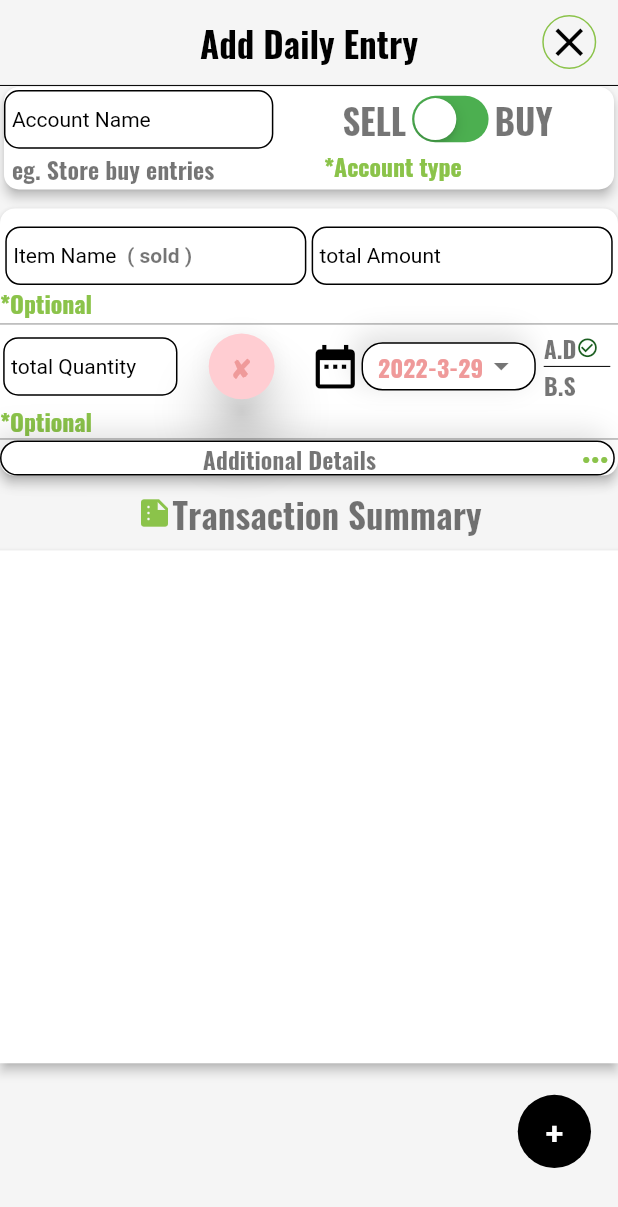
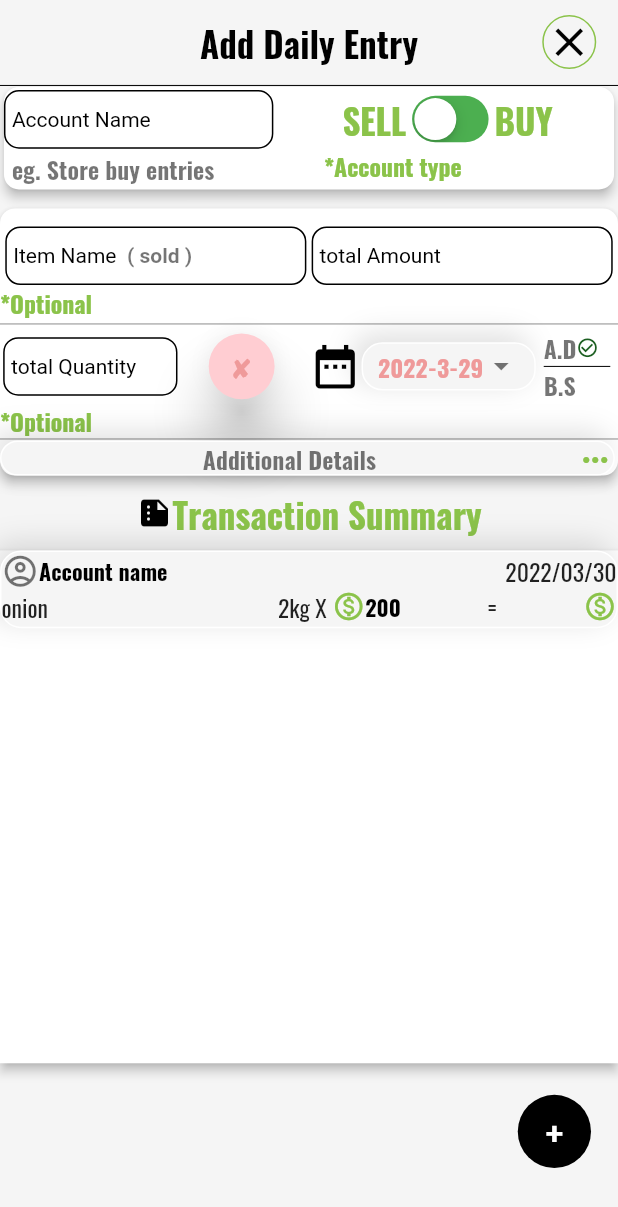
Before and after one commit to bikashbbb/hisabKitabh, a Flutter app: the CreateEntry screen opened directly, on a phone screen of 412 x 824 dp. Shown: the top 1207 px of the screen. Run offline on Flutter 3.47's test engine with Material 2 defaults, Android fonts, the phone set to English and light mode, and no system bars; our stand-ins replace connectivity_plus, flutter_screenutil, get, hive, hive_flutter; missing offline and left inert: nepali_date_picker; accounts and stored records are empty.

```diff
--- a/lib/main.dart
+++ b/lib/main.dart
@@ -25,9 +25,7 @@ Future<Box> hiveInitializer() async {
 }
 
 void loginValidator(Box box) {
-  if (box.isEmpty) {
-    runApp(const MyApp());
-  }
+  runApp(const MyApp());
 }
 
 class MyApp extends StatelessWidget {
--- a/lib/palette/commonWidgets/buttons/buttons.dart
+++ b/lib/palette/commonWidgets/buttons/buttons.dart
@@ -34,7 +34,7 @@ Widget dailyEntryButton() {
     child: Text(
       "entryb".tr,
       style: TextStyle(
-          color: Colors.red[300], fontSize: 16.sp, fontWeight: FontWeight.bold),
+          color: darkBlack, fontSize: 16.sp, fontWeight: FontWeight.bold),
     ),
   );
 }
--- a/lib/palette/commonWidgets/buttons/expandedtile.dart
+++ b/lib/palette/commonWidgets/buttons/expandedtile.dart
@@ -1,6 +1,9 @@
 import 'package:app/palette/styles/colors.dart';
 import 'package:app/palette/styles/decorations.dart';
+import 'package:app/palette/styles/textstyles.dart';
+import 'package:app/screens/dataentry/model/datamodel.dart';
 import 'package:flutter/material.dart';
+import 'package:flutter_screenutil/flutter_screenutil.dart';
 
 // complete it today and curve container
 class CustomTile extends StatefulWidget {
@@ -98,3 +101,99 @@ class _CustomTileState extends State<CustomTile> {
     istileopen.value = !istileopen.value;
   }
 }
+
+class InfoTile extends StatelessWidget {
+  final Transaction object;
+  InfoTile(this.object, {Key? key}) : super(key: key);
+
+  final Icon moneyI = Icon(
+    Icons.monetization_on_outlined,
+    color: iconGreen,
+    size: 22,
+  );
+
+  @override
+  Widget build(BuildContext context) {
+    return Container(
+      //color: secondaryC,
+      height: 53.h,
+      // border
+      decoration: entryButton,
+
+      child: Column(
+        crossAxisAlignment: CrossAxisAlignment.start,
+        children: [
+          Row(
+            mainAxisAlignment: MainAxisAlignment.start,
+            children: [
+              Icon(
+                Icons.account_circle_outlined,
+                color: black,
+                size: 25,
+              ),
+              SizedBox(
+                width: 260.w,
+                child: Text(
+                  "Account name",
+                  style: inputStyle,
+                  overflow: TextOverflow.ellipsis,
+                  maxLines: 1,
+                ),
+              ),
+              const Expanded(child: Text("")),
+              Text(
+                "2022/03/30",
+                style: subTitle,
+              )
+            ],
+          ),
+          Row(
+            mainAxisAlignment: MainAxisAlignment.spaceBetween,
+            children: [
+              SizedBox(
+                width: 120.w,
+                child: Text(
+                  "onion",
+                  style: subTitle,
+                  maxLines: 1,
+                ),
+              ),
+              SizedBox(
+                child: Row(
+                  mainAxisAlignment: MainAxisAlignment.start,
+                  children: [
+                    Text(
+                      "2kg X ",
+                      style: subTitle,
+                    ),
+                    moneyI,
+                    Text(
+                      "200",
+                      style: inputStyle,
+                    )
+                  ],
+                ),
+              ),
+              Text(
+                "=",
+                style: subTitle,
+              ),
+              SizedBox(
+                child: Row(
+                  mainAxisAlignment: MainAxisAlignment.start,
+                  children: [
+                    moneyI,
+                    Text(
+                      "",
+                      style: subTitle,
+                    )
+                  ],
+                ),
+              )
+            ],
+          )
+        ],
+      ),
+    );
+  }
+}
--- a/lib/palette/commonWidgets/constants/dropdowncons.dart
+++ b/lib/palette/commonWidgets/constants/dropdowncons.dart
@@ -1,3 +1,5 @@
 String initialitem = "plate";
 List<String> itemlist = ["Kg", "gram", "Litre", "Item", "plate"];
 List<String> allfilenames = ["record datas", "personal", ""];
+
+String fontName = "customfont";
--- a/lib/palette/commonWidgets/ctextfields.dart
+++ b/lib/palette/commonWidgets/ctextfields.dart
@@ -3,6 +3,7 @@ import 'package:app/palette/styles/textstyles.dart';
 import 'package:flutter/material.dart';
 import 'package:flutter/services.dart';
 import 'package:flutter_screenutil/flutter_screenutil.dart';
+
 Widget addTransactionField(String label,
         {String type = "p",
         bool isnum = false,
@@ -14,9 +15,11 @@ Widget addTransactionField(String label,
       onTap: ontap,
       onChanged: onchanged,
       controller: con,
-      inputFormatters: [
-        FilteringTextInputFormatter.allow(RegExp('[0-9.]')),
-      ],
+      inputFormatters: isnum
+          ? [
+              FilteringTextInputFormatter.allow(RegExp('[0-9.]')),
+            ]
+          : [],
       keyboardType: isnum
           ? const TextInputType.numberWithOptions(decimal: true)
           : TextInputType.text,
--- a/lib/palette/commonWidgets/iconboard.dart
+++ b/lib/palette/commonWidgets/iconboard.dart
@@ -1,3 +1,4 @@
+import 'package:app/palette/styles/colors.dart';
 import 'package:flutter/material.dart';
 import 'package:flutter_screenutil/flutter_screenutil.dart';
 
@@ -18,11 +19,12 @@ class IconBoard extends StatelessWidget {
               imagePath,
               height: 220.h,
               width: 280.w,
+              color: iconGreen,
             ),
             Image.asset(
               'assets/images/noun-curved-arrow-3067940-2.png',
               height: 60.h,
-              color: Colors.red[200],
+              color: darkBlack,
             )
           ],
         ),
--- a/lib/palette/styles/colors.dart
+++ b/lib/palette/styles/colors.dart
@@ -6,3 +6,6 @@ Color iconGreen = Colors.lightGreen;
 Color? textGreen = Colors.green[100];
 Color? red = Colors.red[200];
 Color black = Colors.black54;
+Color darkBlack = Colors.black;
+
+Color? secondaryC = Colors.grey[100];
--- a/lib/palette/styles/decorations.dart
+++ b/lib/palette/styles/decorations.dart
@@ -1,3 +1,4 @@
+import 'package:app/palette/styles/colors.dart';
 import 'package:flutter/material.dart';
 
 var homeDecoration = const BoxDecoration(
@@ -18,8 +19,8 @@ var homeDecoration = const BoxDecoration(
 
 BoxDecoration entryButton = BoxDecoration(
     borderRadius: const BorderRadius.all(Radius.circular(14)),
-    border: Border.all(color: Colors.black),
-    color: Colors.white,
+    border: Border.all(color: Colors.white),
+    color: secondaryC,
     boxShadow: const [
       BoxShadow(
           color: Colors.black12,
@@ -38,5 +39,4 @@ BoxDecoration clearButtonDec = BoxDecoration(
 BoxDecoration circleblackDec = const BoxDecoration(
   shape: BoxShape.circle,
   color: Colors.black,
-
 );
--- a/lib/palette/styles/textstyles.dart
+++ b/lib/palette/styles/textstyles.dart
@@ -1,3 +1,4 @@
+import 'package:app/palette/commonWidgets/constants/dropdowncons.dart';
 import 'package:app/palette/styles/colors.dart';
 import 'package:flutter/material.dart';
 import 'package:flutter_screenutil/flutter_screenutil.dart';
@@ -10,12 +11,16 @@ TextStyle white15 =
     TextStyle(color: Colors.white, fontSize: 20.sp, fontFamily: "customfont");
 
 TextStyle helpTextStyle = TextStyle(
-  color: Colors.black54,
+  color: iconGreen,
   fontWeight: FontWeight.bold,
   fontSize: 22.sp,
 );
 
-TextStyle inputStyle = TextStyle(color: Colors.black, fontSize: 14.sp);
+TextStyle inputStyle = TextStyle(
+  color: Colors.black,
+  fontWeight: FontWeight.bold,
+  fontSize: 14.sp,
+);
 
 TextStyle optionalstyles(Color color) {
   return TextStyle(color: color, fontSize: 15.sp, fontWeight: FontWeight.bold);
@@ -29,3 +34,6 @@ TextStyle addbuttonStyle = const TextStyle(
   color: Colors.white,
   fontWeight: FontWeight.bold,
 );
+
+TextStyle subTitle =
+    TextStyle(color: Colors.black87, fontFamily: fontName, fontSize: 15.sp);
--- a/lib/screens/dataentry/const.dart
+++ b/lib/screens/dataentry/const.dart
@@ -15,5 +15,6 @@ Box dailyBox = Hive.box(userD);
 Box lendBox = Hive.box(lendbox);
 
 // secret keyword for itemnms
+/// this will keep record of the object index
 String objectkoIndex = "I";
 String uptoOnline = "up";
--- a/lib/screens/dataentry/controller/createdatac.dart
+++ b/lib/screens/dataentry/controller/createdatac.dart
@@ -27,26 +27,41 @@ class CreateControlls extends GetxController {
 
   /// when clicked on add item
   void onAdditem() async {
-    HiveDatabase datasaver = HiveDatabase(dailyBox, Transaction.toModel());
+    if (checkReqFields()) {
+      HiveDatabase datasaver = HiveDatabase(dailyBox, Transaction.toModel());
+      if (await _checkWifiSignal()) {
+        // save data online
+      } else {
+        // save data on hive database
+
+        bool result = datasaver.saveModel();
+        if (result) {
+          // sucesfull so clear up the item and
+          onclearFields();
+
+          // animate and add
+        } else {
+          // not clear item
+        }
+      }
+    }
 
     // have if else statement hw
-    checkReqFields();
-    if (await _checkWifiSignal()) {
-      // save data online
-    } else {
-      // save data on hive database
-      datasaver.saveModel();
-    }
   }
 
-  void checkReqFields() {
+  void offlineSucess() {}
+
+  bool checkReqFields() {
+    bool allFieldsOk = true;
     for (int p = 0; p <= 1; p++) {
       if (fieldslist[p].text == "") {
+        allFieldsOk = false;
         reqFields[p].value = true;
       } else {
         reqFields[p].value = false;
       }
     }
+    return allFieldsOk;
   }
 
   /// check if user has network returns true else false
@@ -100,16 +115,10 @@ class TextFieldController {
   }
 
   static double parseDouble(String text) {
+    if (text.isEmpty) {
+      return 0.0;
+    }
+
     return double.parse(text);
   }
-
-  /// checks if a textcontroller holds negative value if true then erases it
-  /* static void checkOnNegativeVal(String text) {
-    int len = text.length;
-    if (len > 0) {
-      text = "300000";
-      /* if(text){
-
-      } */
-    } */
 }
--- a/lib/screens/dataentry/hive/datasaver.dart
+++ b/lib/screens/dataentry/hive/datasaver.dart
@@ -6,8 +6,8 @@ import 'package:hive/hive.dart';
 class HiveDatabase {
   Box boxname;
   Transaction object;
-
-  HiveDatabase(this.boxname, this.object);
+  bool isUpdate;
+  HiveDatabase(this.boxname, this.object, {this.isUpdate = false});
 
   /// holds all the data of total account
   late Map allaccount;
@@ -23,6 +23,9 @@ class HiveDatabase {
 
   bool saveModel() {
     try {
+      // this worked lets check data..
+      // lets get its length ...
+
       setAcc();
       setData();
 
@@ -38,20 +41,18 @@ class HiveDatabase {
 
   void setAcc() {
     if (boxname.containsKey(acc)) {
-      //boxname.put(acc, allAccountstosjon(false, giveUniqueNum(boxname)));
-
       if (getAllaccount.containsKey(accountName.text)) {
         // get its code ...
-        getcode;
-        getTotalLength;
+        getcode();
+        getTotalLength();
       } else {
         // set its code and totallength
-        setCode;
-        setLength;
+        setCode();
+        setLength();
       }
     } else {
-      boxname.put(acc, allAccountstosjon(true, setUniqueNum()));
-      setLength;
+      boxname.put(acc, allAccountstosjon(setUniqueNum()));
+      setLength();
     }
   }
 
@@ -68,7 +69,7 @@ class HiveDatabase {
   }
 
   void upateObject() {
-    boxname.put(code + objectindex!, object);
+    boxname.put(code.toString() + objectindex!.toString(), object);
   }
 
   /// update the index of the transaction object
@@ -83,21 +84,9 @@ class HiveDatabase {
   }
 
   /// uses the account name as key to set the data..
-  Map allAccountstosjon(bool isfirst, int uid) {
-    if (isfirst) {
-      return {accountName.text: uid};
-    }
-    return {
-      // else add the account name and the uniq num in
-      acc: {acc}
-    };
+  Map allAccountstosjon(int uid) {
+    return {accountName.text: uid};
   }
-
-  /* get giveObjectIndex {
-    // "code":{"l":length}
-    objectindex = boxname.get(code)["index"] + 1;
-    boxname.put(code, value)
-  } */
 
   /// this gives unique number for the total account
   int giveUniqueNum() {
@@ -122,7 +111,6 @@ class HiveDatabase {
   }
 
   get getTotalLength {
-    // "code":"length"
     totalLength = boxname.get(code);
   }
 
--- a/lib/screens/dataentry/ui/createdata.dart
+++ b/lib/screens/dataentry/ui/createdata.dart
@@ -1,4 +1,3 @@
-
 import 'package:app/palette/commonWidgets/buttons/buttons.dart';
 import 'package:app/palette/commonWidgets/buttons/expandedtile.dart';
 import 'package:app/palette/commonWidgets/constants/dropdowncons.dart';
@@ -9,6 +8,7 @@ import 'package:app/palette/styles/colors.dart';
 import 'package:app/palette/styles/decorations.dart';
 import 'package:app/palette/styles/textstyles.dart';
 import 'package:app/screens/dataentry/controller/createdatac.dart';
+import 'package:app/screens/dataentry/model/datamodel.dart';
 import 'package:app/screens/dataentry/textcontroller/c.dart';
 import 'package:flutter/material.dart';
 import 'package:flutter/services.dart';
@@ -66,7 +66,7 @@ class _CreateEntryState extends State<CreateEntry> {
         //child:
       ),
       //resizeToAvoidBottomInset: true,
-      backgroundColor: Colors.grey[100],
+      backgroundColor: secondaryC,
       appBar: AppBar(
         automaticallyImplyLeading: false,
         centerTitle: true,
@@ -116,7 +116,7 @@ class _CreateEntryState extends State<CreateEntry> {
                 children: [
                   Icon(
                     Icons.summarize,
-                    color: iconGreen,
+                    color: darkBlack,
                   ),
                   Text(
                     "summary".tr,
@@ -346,8 +346,15 @@ class _CreateEntryState extends State<CreateEntry> {
     return Material(
       elevation: 3,
       child: Container(
+        width: MediaQuery.of(context).size.width,
         height: 350.h,
         color: Colors.white,
+        // inside a listview builder
+        child: Column(
+          children: [
+            InfoTile(Transaction()),
+          ],
+        ),
       ),
     );
   }
@@ -361,6 +368,7 @@ class _CreateEntryState extends State<CreateEntry> {
   void dispose() {
     super.dispose();
     Hive.close();
+    RollSwitcherControlls.isSale = false;
     CreateControlls().onclearFields();
   }
 }
```
Also changed, not shown: lib/screens/dataentry/model/datamodel.dart (+3 -4 lines), lib/screens/dataentry/model/datamodel.g.dart.
